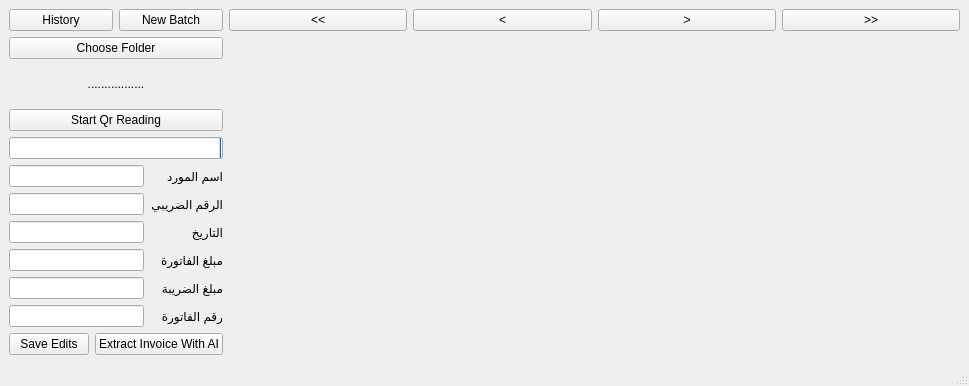
Old version of the form qrdetector.ui in the repository skardum/invoices-reader.
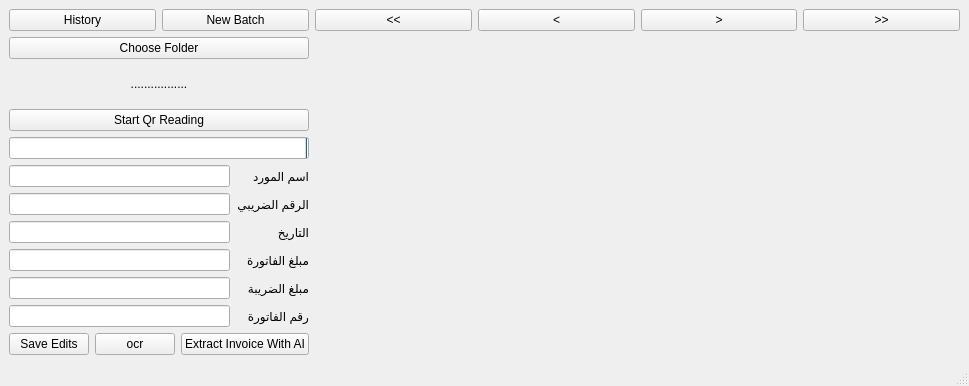
New version of the form.

```diff
--- a/qrdetector.ui
+++ b/qrdetector.ui
@@ -145,13 +145,6 @@
       </item>
       <item row="4" column="0">
        <layout class="QGridLayout" name="gridLayout_4">
-        <item row="0" column="1">
-         <widget class="QPushButton" name="ai_button">
-          <property name="text">
-           <string>Extract Invoice With AI</string>
-          </property>
-         </widget>
-        </item>
         <item row="0" column="0">
          <widget class="QPushButton" name="save">
           <property name="text">
@@ -159,6 +152,20 @@
           </property>
          </widget>
         </item>
+        <item row="0" column="2">
+         <widget class="QPushButton" name="ai_button">
+          <property name="text">
+           <string>Extract Invoice With AI</string>
+          </property>
+         </widget>
+        </item>
+        <item row="0" column="1">
+         <widget class="QPushButton" name="ocr_btn">
+          <property name="text">
+           <string>ocr</string>
+          </property>
+         </widget>
+        </item>
        </layout>
       </item>
      </layout>
```
